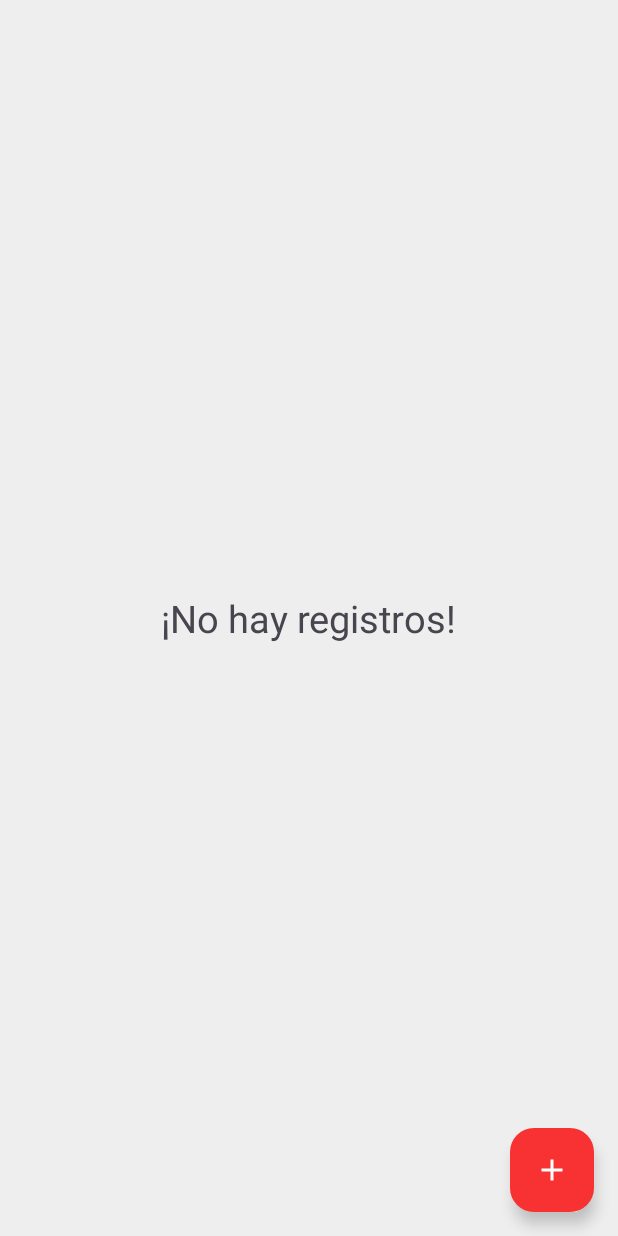
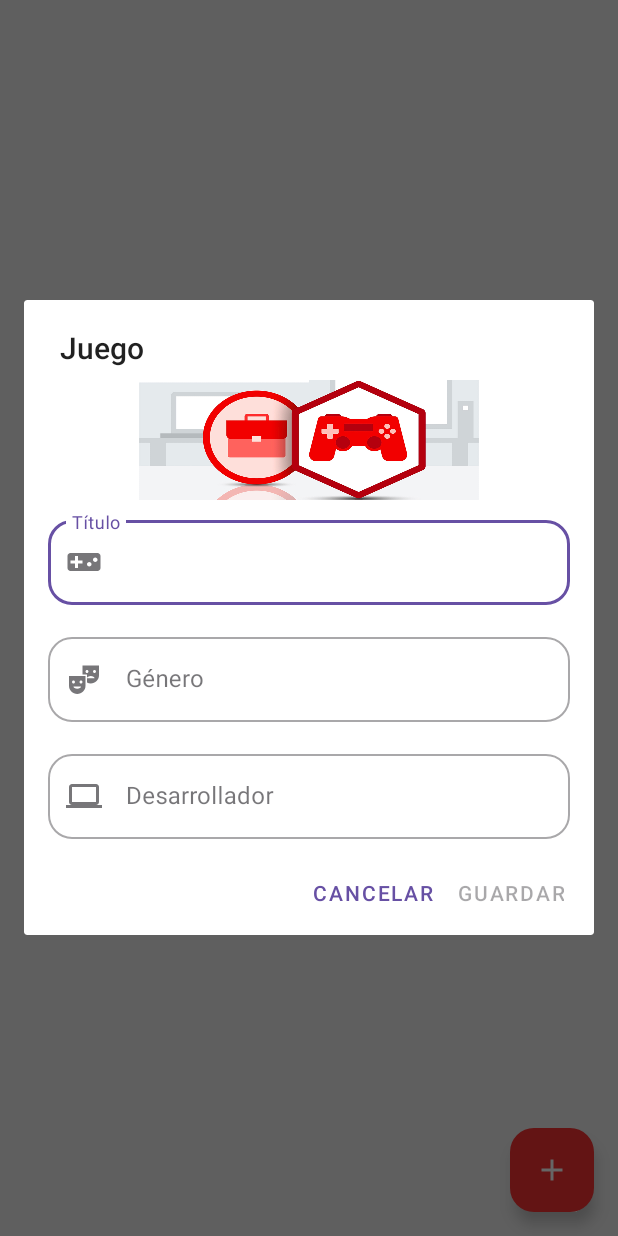
Before and after one commit to diplomoviles/VideoGamesDB, an Android app: the screen it shows after launch (MainActivity), after a tap on "Agregrar elemento", on a phone screen of 412 x 824 dp. Run offline under Robolectric (Android 15) with nearby library versions, the phone set to English and light mode, and no system bars; our stand-ins replace Room's generated code.

Commit message:
Funcionalidad create y read agregadas

```diff
--- a/app/src/main/java/com/amaurypm/videogamesdb/data/db/GameDao.kt
+++ b/app/src/main/java/com/amaurypm/videogamesdb/data/db/GameDao.kt
@@ -4,6 +4,7 @@ import androidx.room.Dao
 import androidx.room.Delete
 import androidx.room.Insert
 import androidx.room.Query
+import androidx.room.Transaction
 import androidx.room.Update
 import com.amaurypm.videogamesdb.data.db.model.GameEntity
 import com.amaurypm.videogamesdb.util.Constants
@@ -22,6 +23,9 @@ interface GameDao {
     @Query("SELECT * FROM ${Constants.DATABASE_GAME_TABLE}")
     suspend fun getAllGames(): MutableList<GameEntity>
 
+    @Query("SELECT * FROM ${Constants.DATABASE_GAME_TABLE} WHERE game_id = :gameId")
+    suspend fun getGameById(gameId: Long): GameEntity?
+
     //Update
     @Update
     suspend fun updateGame(game: GameEntity)
--- a/app/src/main/java/com/amaurypm/videogamesdb/ui/GameAdapter.kt
+++ b/app/src/main/java/com/amaurypm/videogamesdb/ui/GameAdapter.kt
@@ -1,18 +1,38 @@
 package com.amaurypm.videogamesdb.ui
 
+import android.view.LayoutInflater
 import android.view.ViewGroup
 import androidx.recyclerview.widget.RecyclerView
+import com.amaurypm.videogamesdb.data.db.model.GameEntity
+import com.amaurypm.videogamesdb.databinding.GameElementBinding
 
-class GameAdapter(): RecyclerView.Adapter<GameViewHolder>() {
+class GameAdapter(
+    private val onGameClick: (GameEntity) -> Unit
+): RecyclerView.Adapter<GameViewHolder>() {
+
+    private var games: List<GameEntity> = emptyList()
+
     override fun onCreateViewHolder(parent: ViewGroup, viewType: Int): GameViewHolder {
-        TODO("Not yet implemented")
+        val binding = GameElementBinding.inflate(LayoutInflater.from(parent.context), parent, false)
+        return GameViewHolder(binding)
     }
 
-    override fun getItemCount(): Int {
-        TODO("Not yet implemented")
+    override fun getItemCount(): Int = games.size
+
+    override fun onBindViewHolder(holder: GameViewHolder, position: Int) {
+        val game = games[position]
+
+        holder.bind(game)
+
+        holder.itemView.setOnClickListener {
+            //Aquí va el click para cada elemento
+            onGameClick(game)
+        }
     }
 
-    override fun onBindViewHolder(holder: GameViewHolder, position: Int) {
-        TODO("Not yet implemented")
+    //Actualizamos el adapter para los nuevos elementos actualizados
+    fun updateList(list: MutableList<GameEntity>){
+        games = list
+        notifyDataSetChanged()
     }
 }
--- /dev/null
+++ b/app/src/main/java/com/amaurypm/videogamesdb/ui/GameDialog.kt
@@ -0,0 +1,190 @@
+package com.amaurypm.videogamesdb.ui
+
+import android.app.AlertDialog
+import android.app.Dialog
+import android.os.Bundle
+import android.text.Editable
+import android.text.TextWatcher
+import android.widget.Button
+import android.widget.Toast
+import androidx.fragment.app.DialogFragment
+import androidx.lifecycle.lifecycleScope
+import com.amaurypm.videogamesdb.application.VideoGamesDBApp
+import com.amaurypm.videogamesdb.data.GameRepository
+import com.amaurypm.videogamesdb.data.db.model.GameEntity
+import com.amaurypm.videogamesdb.databinding.GameDialogBinding
+import com.google.android.material.textfield.TextInputEditText
+import kotlinx.coroutines.async
+import kotlinx.coroutines.launch
+import java.io.IOException
+
+class GameDialog(
+    private val newGame: Boolean = true,
+    private var game: GameEntity = GameEntity(
+        title = "",
+        genre = "",
+        developer = ""
+    ),
+    private val updateUI: () -> Unit
+): DialogFragment() {
+
+    //Para agregar viewbinding al fragment
+    private var _binding: GameDialogBinding? = null
+    private val binding get() = _binding!!
+
+    private lateinit var dialog: Dialog
+
+    //Para poder tener acceso al botón de guardar
+    private var saveButton: Button? = null
+
+    //Para el repositorio
+    private lateinit var repository: GameRepository
+
+    //Aquí se crea y configura el diálogo
+    override fun onCreateDialog(savedInstanceState: Bundle?): Dialog {
+        super.onCreateDialog(savedInstanceState)
+
+        _binding = GameDialogBinding.inflate(requireActivity().layoutInflater)
+
+        /*dialog = AlertDialog.Builder(requireContext()).setView(binding.root)
+            .setTitle("Juego")
+            .setPositiveButton("Guardar"){ _, _ ->
+                //Click listener del botón guardar
+                //Hacemos el insert
+
+                binding.apply {
+                    game.title = tietTitle.text.toString()
+                    game.genre = tietGenre.text.toString()
+                    game.developer = tietDeveloper.text.toString()
+                }
+
+                try{
+
+                    lifecycleScope.launch {
+
+                        val result = async {
+                            repository.insertGame(game)
+                        }
+
+                        result.await()
+
+                        Toast.makeText(
+                            requireContext(),
+                            "Juego guardado exitosamente",
+                            Toast.LENGTH_SHORT
+                        ).show()
+
+                        updateUI()
+
+                    }
+
+                }catch(e: IOException){
+                    //Manejamos la excepción
+                    e.printStackTrace()
+                    Toast.makeText(
+                        requireContext(),
+                        "Error al guardar el juego",
+                        Toast.LENGTH_SHORT
+                    ).show()
+                }catch (e: Exception){
+                    e.printStackTrace()
+                }
+
+            }
+            .setNegativeButton("Cancelar"){ _, _ ->
+                //Click listener del botón cancelar
+
+            }
+            .create()*/
+
+        binding.apply {
+            tietTitle.setText(game.title)
+            tietGenre.setText(game.genre)
+            tietDeveloper.setText(game.developer)
+        }
+
+        dialog = if(newGame)
+            buildDialog("Guardar", "Cancelar", {
+                //Guardar
+
+            }, {
+                //Cancelar
+
+            })
+        else
+            buildDialog("Actualizar", "Eliminar", {
+                //Actualizar
+
+            }, {
+                //Eliminar
+
+            })
+
+
+        return dialog
+    }
+
+    override fun onDestroy() {
+        super.onDestroy()
+        _binding = null
+    }
+
+    //Se llama después de que se muestra el diálogo en pantalla
+    override fun onStart() {
+        super.onStart()
+
+        //Instanciamos el repositorio
+        repository = (requireContext().applicationContext as VideoGamesDBApp).repository
+
+        //Referenciamos el botón "Guardar" del diálgo
+        saveButton = (dialog as AlertDialog).getButton(Dialog.BUTTON_POSITIVE)
+        saveButton?.isEnabled = false
+
+        binding.apply {
+            setupTextWatcher(
+                tietTitle,
+                tietGenre,
+                tietDeveloper
+            )
+        }
+
+    }
+
+    private fun validateFields(): Boolean =
+        binding.tietTitle.text.toString().isNotEmpty()
+                && binding.tietGenre.text.toString().isNotEmpty()
+                && binding.tietDeveloper.text.toString().isNotEmpty()
+
+    private fun setupTextWatcher(vararg textFields: TextInputEditText){
+        val textWatcher = object: TextWatcher{
+            override fun beforeTextChanged(p0: CharSequence?, p1: Int, p2: Int, p3: Int) {}
+
+            override fun onTextChanged(p0: CharSequence?, p1: Int, p2: Int, p3: Int) {}
+
+            override fun afterTextChanged(p0: Editable?) {
+                saveButton?.isEnabled = validateFields()
+            }
+        }
+
+        textFields.forEach { it.addTextChangedListener(textWatcher) }
+    }
+
+    private fun buildDialog(
+        btn1Text: String,
+        btn2Text: String,
+        positiveButton: () -> Unit,
+        negativeButton: () -> Unit,
+    ): Dialog =
+        AlertDialog.Builder(requireContext()).setView(binding.root)
+            .setTitle("Juego")
+            .setPositiveButton(btn1Text){ _, _ ->
+                //Click para el botón positivo
+                positiveButton()
+            }
+            .setNegativeButton(btn2Text){ _, _ ->
+                //Click para el botón negativo
+                negativeButton()
+            }
+            .create()
+
+}
--- a/app/src/main/java/com/amaurypm/videogamesdb/ui/MainActivity.kt
+++ b/app/src/main/java/com/amaurypm/videogamesdb/ui/MainActivity.kt
@@ -2,17 +2,18 @@ package com.amaurypm.videogamesdb.ui
 
 import android.os.Bundle
 import android.view.View
+import android.widget.Toast
 import androidx.activity.enableEdgeToEdge
 import androidx.appcompat.app.AppCompatActivity
 import androidx.core.view.ViewCompat
 import androidx.core.view.WindowInsetsCompat
 import androidx.lifecycle.lifecycleScope
+import androidx.recyclerview.widget.LinearLayoutManager
 import com.amaurypm.videogamesdb.R
 import com.amaurypm.videogamesdb.application.VideoGamesDBApp
 import com.amaurypm.videogamesdb.data.GameRepository
 import com.amaurypm.videogamesdb.data.db.model.GameEntity
 import com.amaurypm.videogamesdb.databinding.ActivityMainBinding
-import com.amaurypm.videogamesdb.databinding.MyCustomLayoutBinding
 import kotlinx.coroutines.Dispatchers
 import kotlinx.coroutines.launch
 import kotlinx.coroutines.withContext
@@ -25,6 +26,9 @@ class MainActivity : AppCompatActivity() {
     private var games: MutableList<GameEntity> = mutableListOf()
     //Para el repositorio
     private lateinit var repository: GameRepository
+
+    //Para el adapter del recycler view
+    private lateinit var gameAdapter: GameAdapter
 
     override fun onCreate(savedInstanceState: Bundle?) {
         super.onCreate(savedInstanceState)
@@ -39,32 +43,87 @@ class MainActivity : AppCompatActivity() {
 
         repository = (application as VideoGamesDBApp).repository
 
+        //Instanciamos el GameAdapter
+        gameAdapter = GameAdapter{ selectedGame ->
+            //Click de un juego
 
+            /*Toast.makeText(
+                this,
+                "Click en el juego ${selectedGame.title}",
+                Toast.LENGTH_SHORT
+            )
+                .show()*/
+
+            val dialog = GameDialog(newGame = false, game = selectedGame){
+                updateUI()
+            }
+
+            dialog.show(supportFragmentManager, "dialog2")
+
+
+        }
+
+        binding.apply {
+            rvGames.layoutManager = LinearLayoutManager(this@MainActivity)
+            rvGames.adapter = gameAdapter
+        }
 
         updateUI()
     }
 
     private fun updateUI(){
-        lifecycleScope.launch(Dispatchers.IO) {
+        lifecycleScope.launch {
             //Obtenemos todos los juegos
             games = repository.getAllGames()
 
-            withContext(Dispatchers.Main) {
-                binding.tvSinRegistros.visibility =
-                    if (games.isNotEmpty()) View.INVISIBLE else View.VISIBLE
-            }
+
+            binding.tvSinRegistros.visibility =
+                if (games.isNotEmpty()) View.INVISIBLE else View.VISIBLE
+
+
+            gameAdapter.updateList(games)
         }
     }
 
     fun click(view: View){
+        /*val game = GameEntity(
+            title = "Mario Kart 8",
+            genre = "Carreras",
+            developer = "Nintendo"
+        )
+        lifecycleScope.launch {
+            repository.insertGame(game)
+        }
+        updateUI()*/
+
+        //Mostramos el diálogo
+        val dialog = GameDialog{
+            //Aquí va el cuerpo de la lambda
+            updateUI()
+        }
+        dialog.show(supportFragmentManager, "dialog1")
+    }
+
+    /*private fun updateUI(){
+        lifecycleScope.launch {
+            //Obtenemos todos los juegos
+            games = repository.getAllGames()
+
+            binding.tvSinRegistros.visibility =
+                if (games.isNotEmpty()) View.INVISIBLE else View.VISIBLE
+
+        }
+    }*/
+
+    /*fun click(view: View){
         val game = GameEntity(
             title = "Mario Kart 8",
             genre = "Carreras",
             developer = "Nintendo"
         )
 
-        lifecycleScope.launch(Dispatchers.IO) {
+        lifecycleScope.launch {
             repository.insertGame(game)
         }
-    }
+    }*/
 }
--- /dev/null
+++ b/app/src/main/res/layout/game_dialog.xml
@@ -0,0 +1,105 @@
+<?xml version="1.0" encoding="utf-8"?>
+<LinearLayout xmlns:android="http://schemas.android.com/apk/res/android"
+    xmlns:app="http://schemas.android.com/apk/res-auto"
+    android:layout_width="match_parent"
+    android:layout_height="wrap_content"
+    android:orientation="vertical">
+
+    <ImageView
+        android:id="@+id/ivHeader"
+        android:layout_width="match_parent"
+        android:layout_height="80dp"
+        android:layout_marginTop="8dp"
+        android:contentDescription="Header"
+        android:scaleType="fitCenter"
+        app:srcCompat="@drawable/header" />
+
+    <com.google.android.material.textfield.TextInputLayout
+        android:id="@+id/tilTitle"
+        style="@style/Widget.MaterialComponents.TextInputLayout.OutlinedBox"
+        android:layout_width="match_parent"
+        android:layout_height="wrap_content"
+        android:layout_marginStart="16dp"
+        android:layout_marginTop="8dp"
+        android:layout_marginEnd="16dp"
+        android:layout_marginBottom="8dp"
+        android:hint="Título"
+        app:boxBackgroundMode="outline"
+        app:boxCornerRadiusBottomEnd="16dp"
+        app:boxCornerRadiusBottomStart="16dp"
+        app:boxCornerRadiusTopEnd="16dp"
+        app:boxCornerRadiusTopStart="16dp"
+        app:startIconDrawable="@drawable/ic_title">
+
+        <com.google.android.material.textfield.TextInputEditText
+            android:id="@+id/tietTitle"
+            android:layout_width="match_parent"
+            android:layout_height="wrap_content"
+            android:imeOptions="actionDone"
+            android:inputType="text"
+            android:maxLines="1">
+
+        </com.google.android.material.textfield.TextInputEditText>
+
+    </com.google.android.material.textfield.TextInputLayout>
+
+    <com.google.android.material.textfield.TextInputLayout
+        android:id="@+id/tilGenre"
+        style="@style/Widget.MaterialComponents.TextInputLayout.OutlinedBox"
+        android:layout_width="match_parent"
+        android:layout_height="wrap_content"
+        android:layout_marginStart="16dp"
+        android:layout_marginTop="8dp"
+        android:layout_marginEnd="16dp"
+        android:layout_marginBottom="8dp"
+        android:hint="Género"
+        app:boxBackgroundMode="outline"
+        app:boxCornerRadiusBottomEnd="16dp"
+        app:boxCornerRadiusBottomStart="16dp"
+        app:boxCornerRadiusTopEnd="16dp"
+        app:boxCornerRadiusTopStart="16dp"
+        app:startIconDrawable="@drawable/ic_genre">
+
+        <com.google.android.material.textfield.TextInputEditText
+            android:id="@+id/tietGenre"
+            android:layout_width="match_parent"
+            android:layout_height="wrap_content"
+            android:imeOptions="actionDone"
+            android:inputType="text"
+            android:maxLines="1">
+
+        </com.google.android.material.textfield.TextInputEditText>
+
+    </com.google.android.material.textfield.TextInputLayout>
+
+    <com.google.android.material.textfield.TextInputLayout
+        android:id="@+id/tilDeveloper"
+        style="@style/Widget.MaterialComponents.TextInputLayout.OutlinedBox"
+        android:layout_width="match_parent"
+        android:layout_height="wrap_content"
+        android:layout_marginStart="16dp"
+        android:layout_marginTop="8dp"
+        android:layout_marginEnd="16dp"
+        android:layout_marginBottom="8dp"
+        android:hint="Desarrollador"
+        app:boxBackgroundMode="outline"
+        app:boxCornerRadiusBottomEnd="16dp"
+        app:boxCornerRadiusBottomStart="16dp"
+        app:boxCornerRadiusTopEnd="16dp"
+        app:boxCornerRadiusTopStart="16dp"
+        app:startIconDrawable="@drawable/ic_developer">
+
+        <com.google.android.material.textfield.TextInputEditText
+            android:id="@+id/tietDeveloper"
+            android:layout_width="match_parent"
+            android:layout_height="wrap_content"
+            android:imeOptions="actionDone"
+            android:inputType="text"
+            android:maxLines="1">
+
+        </com.google.android.material.textfield.TextInputEditText>
+
+    </com.google.android.material.textfield.TextInputLayout>
+
+
+</LinearLayout>
--- a/app/src/main/res/layout/my_custom_layout.xml
+++ /dev/null
@@ -1,6 +0,0 @@
-<?xml version="1.0" encoding="utf-8"?>
-<androidx.constraintlayout.widget.ConstraintLayout xmlns:android="http://schemas.android.com/apk/res/android"
-    android:layout_width="match_parent"
-    android:layout_height="match_parent">
-
-</androidx.constraintlayout.widget.ConstraintLayout>
```
